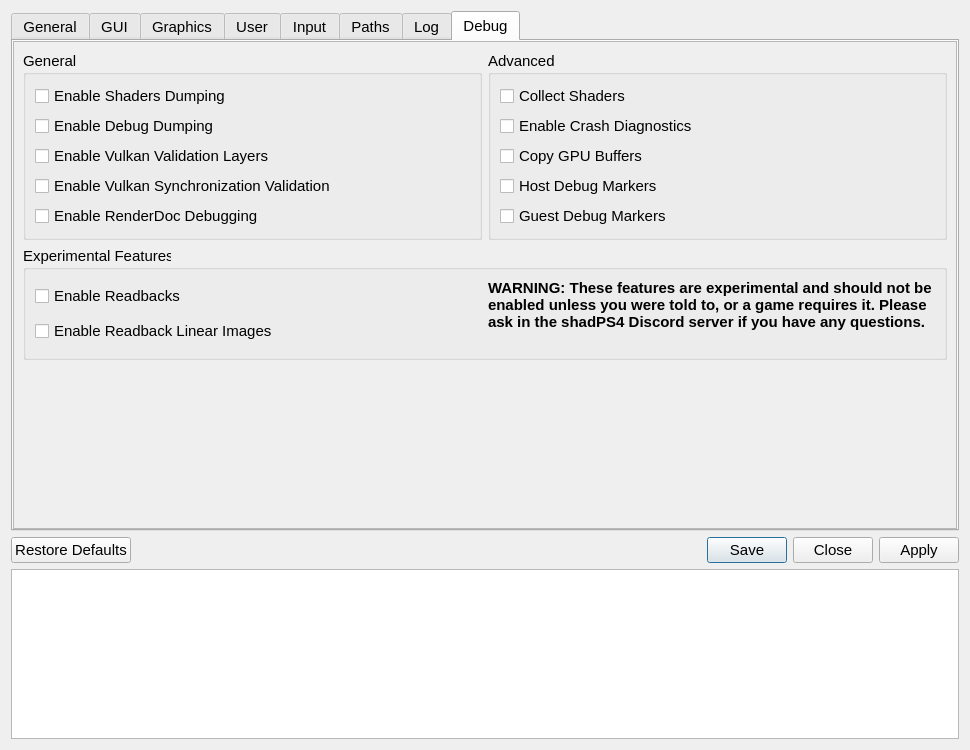
Old version of the form src/qt_gui/settings_dialog.ui in the repository shadps4-emu/shadPS4.
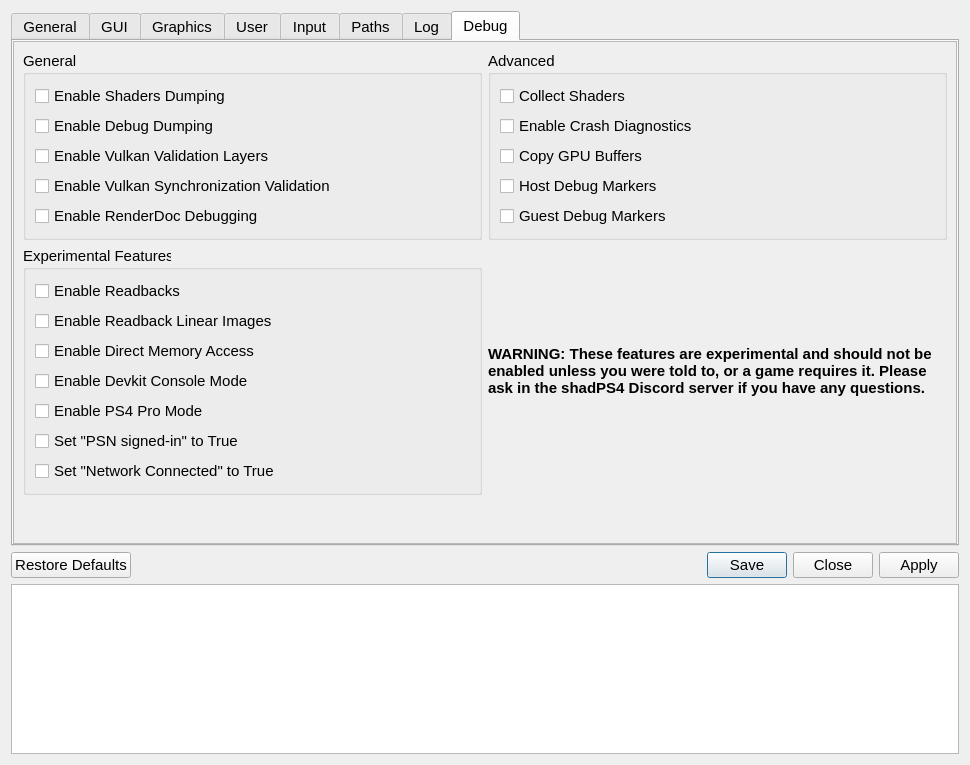
New version of the form. The open tabs and pages were chosen to show the change. Icons and pictures are not drawn.

Commit message: Add other experimental options to game-specific GUI

Patch:
```diff
--- a/src/qt_gui/settings_dialog.ui
+++ b/src/qt_gui/settings_dialog.ui
@@ -12,7 +12,7 @@
     <x>0</x>
     <y>0</y>
     <width>970</width>
-    <height>750</height>
+    <height>765</height>
    </rect>
   </property>
   <property name="sizePolicy">
@@ -59,7 +59,7 @@
       </size>
      </property>
      <property name="currentIndex">
-      <number>6</number>
+      <number>7</number>
      </property>
      <widget class="QScrollArea" name="generalTab">
       <property name="widgetResizable">
@@ -74,7 +74,7 @@
          <x>0</x>
          <y>0</y>
          <width>946</width>
-         <height>486</height>
+         <height>501</height>
         </rect>
        </property>
        <layout class="QVBoxLayout" name="generalTabVLayout" stretch="0">
@@ -452,8 +452,8 @@
                  <rect>
                   <x>0</x>
                   <y>0</y>
-                  <width>400</width>
-                  <height>60</height>
+                  <width>402</width>
+                  <height>68</height>
                  </rect>
                 </property>
                 <layout class="QHBoxLayout" name="horizontalLayout_6">
@@ -539,7 +539,7 @@
          <x>0</x>
          <y>0</y>
          <width>946</width>
-         <height>486</height>
+         <height>501</height>
         </rect>
        </property>
        <property name="sizePolicy">
@@ -994,7 +994,7 @@
          <x>0</x>
          <y>0</y>
          <width>946</width>
-         <height>486</height>
+         <height>501</height>
         </rect>
        </property>
        <layout class="QVBoxLayout" name="graphicsTabVLayout" stretch="0,0">
@@ -1401,7 +1401,7 @@
          <x>0</x>
          <y>0</y>
          <width>946</width>
-         <height>486</height>
+         <height>501</height>
         </rect>
        </property>
        <layout class="QVBoxLayout" name="userTabVLayout" stretch="0,0,1">
@@ -1643,7 +1643,7 @@
          <x>0</x>
          <y>0</y>
          <width>946</width>
-         <height>486</height>
+         <height>501</height>
         </rect>
        </property>
        <layout class="QVBoxLayout" name="inputTabVLayout" stretch="0,0">
@@ -1915,7 +1915,7 @@
          <x>0</x>
          <y>0</y>
          <width>946</width>
-         <height>486</height>
+         <height>501</height>
         </rect>
        </property>
        <layout class="QVBoxLayout" name="pathsTabLayout">
@@ -2230,7 +2230,7 @@
          <x>0</x>
          <y>0</y>
          <width>946</width>
-         <height>382</height>
+         <height>495</height>
         </rect>
        </property>
        <property name="sizePolicy">
@@ -2239,17 +2239,11 @@
          <verstretch>0</verstretch>
         </sizepolicy>
        </property>
-       <layout class="QVBoxLayout" name="debugTabVLayout" stretch="0,0">
+       <layout class="QVBoxLayout" name="debugTabVLayout" stretch="0">
         <item>
-         <layout class="QHBoxLayout" name="horizontalLayout_5">
-          <property name="leftMargin">
-           <number>0</number>
-          </property>
-          <property name="topMargin">
-           <number>0</number>
-          </property>
+         <layout class="QVBoxLayout" name="debugVLayout">
           <item>
-           <layout class="QHBoxLayout" name="debugTabHLayout" stretch="0">
+           <layout class="QHBoxLayout" name="debugHLayout">
             <item>
              <widget class="QGroupBox" name="debugTabGroupBox">
               <property name="enabled">
@@ -2313,10 +2307,6 @@
               </layout>
              </widget>
             </item>
-           </layout>
-          </item>
-          <item>
-           <layout class="QHBoxLayout" name="horizontalLayout_7">
             <item>
              <widget class="QGroupBox" name="advancedGroupBox">
               <property name="sizePolicy">
@@ -2384,30 +2374,28 @@
             </item>
            </layout>
           </item>
-         </layout>
-        </item>
         <item>
-         <layout class="QHBoxLayout" name="horizontalLayout_8">
-          <property name="topMargin">
-           <number>0</number>
-          </property>
-          <item>
-           <layout class="QVBoxLayout" name="verticalLayout_4">
+           <layout class="QHBoxLayout" name="experimentalHLayout">
             <item>
              <widget class="QGroupBox" name="ExperimentalGroupBox">
               <property name="title">
                <string>Experimental Features</string>
               </property>
               <layout class="QVBoxLayout" name="verticalLayout_3">
-               <item>
-                <layout class="QHBoxLayout" name="horizontalLayout_11">
-                 <property name="topMargin">
-                  <number>0</number>
-                 </property>
-                 <item>
-                  <layout class="QVBoxLayout" name="verticalLayout_6">
+               <property name="spacing">
+                <number>6</number>
+               </property>
+               <property name="leftMargin">
+                <number>9</number>
+               </property>
                    <property name="topMargin">
-                    <number>0</number>
+                <number>9</number>
+               </property>
+               <property name="rightMargin">
+                <number>9</number>
+               </property>
+               <property name="bottomMargin">
+                <number>9</number>
                    </property>
                    <item>
                     <widget class="QCheckBox" name="readbacksCheckBox">
@@ -2423,7 +2411,43 @@
                      </property>
                     </widget>
                    </item>
-                  </layout>
+               <item>
+                <widget class="QCheckBox" name="dmaCheckBox">
+                 <property name="text">
+                  <string>Enable Direct Memory Access</string>
+                 </property>
+                </widget>
+               </item>
+               <item>
+                <widget class="QCheckBox" name="devkitCheckBox">
+                 <property name="text">
+                  <string>Enable Devkit Console Mode</string>
+                 </property>
+                </widget>
+               </item>
+               <item>
+                <widget class="QCheckBox" name="neoCheckBox">
+                 <property name="text">
+                  <string>Enable PS4 Pro Mode</string>
+                 </property>
+                </widget>
+               </item>
+               <item>
+                <widget class="QCheckBox" name="psnSignInCheckBox">
+                 <property name="text">
+                  <string>Set &quot;PSN signed-in&quot; to True</string>
+                 </property>
+                </widget>
+               </item>
+               <item>
+                <widget class="QCheckBox" name="networkConnectedCheckBox">
+                 <property name="text">
+                  <string>Set &quot;Network Connected&quot; to True</string>
+                 </property>
+                </widget>
+               </item>
+              </layout>
+             </widget>
                  </item>
                  <item>
                   <widget class="QLabel" name="ExperimentalLabel">
@@ -2452,13 +2476,13 @@
                     <bool>false</bool>
                    </property>
                    <property name="alignment">
-                    <set>Qt::AlignmentFlag::AlignLeading|Qt::AlignmentFlag::AlignLeft|Qt::AlignmentFlag::AlignTop</set>
+               <set>Qt::AlignmentFlag::AlignLeading|Qt::AlignmentFlag::AlignLeft|Qt::AlignmentFlag::AlignVCenter</set>
                    </property>
                    <property name="wordWrap">
                     <bool>true</bool>
                    </property>
                    <property name="margin">
-                    <number>0</number>
+               <number>20</number>
                    </property>
                    <property name="indent">
                     <number>-1</number>
@@ -2467,10 +2491,18 @@
                  </item>
                 </layout>
                </item>
-              </layout>
-             </widget>
-            </item>
-           </layout>
+          <item>
+           <spacer name="verticalSpacer_10">
+            <property name="orientation">
+             <enum>Qt::Orientation::Vertical</enum>
+            </property>
+            <property name="sizeHint" stdset="0">
+             <size>
+              <width>20</width>
+              <height>5</height>
+             </size>
+            </property>
+           </spacer>
           </item>
          </layout>
         </item>
```
Lines whose indentation alone changed are shown as unchanged. The commit also changes 4 other files.
